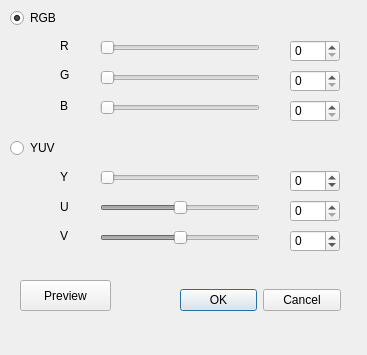
khashab00/ImageEditor, file dialog.ui: the form before one commit.
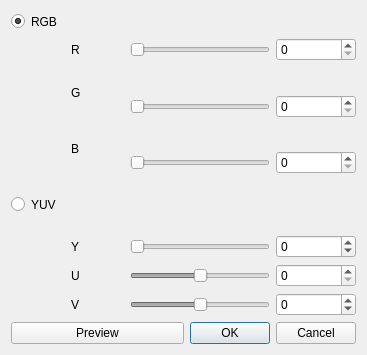
The form after the commit.

What changed in the file:
```diff
--- a/dialog.ui
+++ b/dialog.ui
@@ -19,15 +19,22 @@
   <property name="windowTitle">
    <string>Dialog</string>
   </property>
+  <layout class="QGridLayout" name="gridLayout">
+   <item row="4" column="1" rowspan="2">
+    <widget class="QLabel" name="label_3">
+     <property name="sizePolicy">
+      <sizepolicy hsizetype="Expanding" vsizetype="Expanding">
+       <horstretch>100</horstretch>
+       <verstretch>100</verstretch>
+      </sizepolicy>
+     </property>
+     <property name="text">
+      <string>B</string>
+     </property>
+    </widget>
+   </item>
+   <item row="12" column="3" colspan="2">
   <widget class="QDialogButtonBox" name="buttonBox">
-   <property name="geometry">
-    <rect>
-     <x>180</x>
-     <y>280</y>
-     <width>161</width>
-     <height>41</height>
-    </rect>
-   </property>
    <property name="sizePolicy">
     <sizepolicy hsizetype="Expanding" vsizetype="Expanding">
      <horstretch>100</horstretch>
@@ -41,93 +48,12 @@
     <set>QDialogButtonBox::Cancel|QDialogButtonBox::Ok</set>
    </property>
   </widget>
-  <widget class="QSlider" name="R">
-   <property name="enabled">
-    <bool>false</bool>
-   </property>
-   <property name="geometry">
-    <rect>
-     <x>100</x>
-     <y>40</y>
-     <width>160</width>
-     <height>16</height>
-    </rect>
-   </property>
-   <property name="sizePolicy">
-    <sizepolicy hsizetype="Expanding" vsizetype="Expanding">
-     <horstretch>100</horstretch>
-     <verstretch>100</verstretch>
-    </sizepolicy>
-   </property>
-   <property name="maximum">
-    <number>100</number>
-   </property>
-   <property name="orientation">
-    <enum>Qt::Horizontal</enum>
-   </property>
-  </widget>
-  <widget class="QSlider" name="G">
-   <property name="enabled">
-    <bool>false</bool>
-   </property>
-   <property name="geometry">
-    <rect>
-     <x>100</x>
-     <y>70</y>
-     <width>160</width>
-     <height>16</height>
-    </rect>
-   </property>
-   <property name="sizePolicy">
-    <sizepolicy hsizetype="Expanding" vsizetype="Expanding">
-     <horstretch>100</horstretch>
-     <verstretch>100</verstretch>
-    </sizepolicy>
-   </property>
-   <property name="maximum">
-    <number>100</number>
-   </property>
-   <property name="orientation">
-    <enum>Qt::Horizontal</enum>
-   </property>
-  </widget>
-  <widget class="QSlider" name="B">
-   <property name="enabled">
-    <bool>false</bool>
-   </property>
-   <property name="geometry">
-    <rect>
-     <x>100</x>
-     <y>100</y>
-     <width>160</width>
-     <height>16</height>
-    </rect>
-   </property>
-   <property name="sizePolicy">
-    <sizepolicy hsizetype="Expanding" vsizetype="Expanding">
-     <horstretch>100</horstretch>
-     <verstretch>100</verstretch>
-    </sizepolicy>
-   </property>
-   <property name="maximum">
-    <number>100</number>
-   </property>
-   <property name="orientation">
-    <enum>Qt::Horizontal</enum>
-   </property>
-  </widget>
+   </item>
+   <item row="8" column="2" colspan="2">
   <widget class="QSlider" name="Y">
    <property name="enabled">
     <bool>false</bool>
    </property>
-   <property name="geometry">
-    <rect>
-     <x>100</x>
-     <y>170</y>
-     <width>160</width>
-     <height>16</height>
-    </rect>
-   </property>
    <property name="sizePolicy">
     <sizepolicy hsizetype="Expanding" vsizetype="Expanding">
      <horstretch>100</horstretch>
@@ -144,46 +70,22 @@
     <enum>Qt::Horizontal</enum>
    </property>
   </widget>
-  <widget class="QSlider" name="U">
-   <property name="enabled">
-    <bool>false</bool>
-   </property>
-   <property name="geometry">
-    <rect>
-     <x>100</x>
-     <y>200</y>
-     <width>160</width>
-     <height>16</height>
-    </rect>
-   </property>
+   </item>
+   <item row="5" column="4">
+    <widget class="QSpinBox" name="spinBox_B">
    <property name="sizePolicy">
     <sizepolicy hsizetype="Expanding" vsizetype="Expanding">
      <horstretch>100</horstretch>
      <verstretch>100</verstretch>
     </sizepolicy>
    </property>
-   <property name="minimum">
-    <number>-100</number>
-   </property>
    <property name="maximum">
     <number>100</number>
    </property>
-   <property name="orientation">
-    <enum>Qt::Horizontal</enum>
-   </property>
-  </widget>
-  <widget class="QSlider" name="V">
-   <property name="enabled">
-    <bool>false</bool>
-   </property>
-   <property name="geometry">
-    <rect>
-     <x>100</x>
-     <y>230</y>
-     <width>160</width>
-     <height>16</height>
-    </rect>
-   </property>
+    </widget>
+   </item>
+   <item row="8" column="4">
+    <widget class="QSpinBox" name="spinBox_Y">
    <property name="sizePolicy">
     <sizepolicy hsizetype="Expanding" vsizetype="Expanding">
      <horstretch>100</horstretch>
@@ -196,19 +98,23 @@
    <property name="maximum">
     <number>100</number>
    </property>
-   <property name="orientation">
-    <enum>Qt::Horizontal</enum>
-   </property>
-  </widget>
-  <widget class="QPushButton" name="pushButton">
-   <property name="geometry">
-    <rect>
-     <x>20</x>
-     <y>280</y>
-     <width>91</width>
-     <height>31</height>
-    </rect>
-   </property>
+    </widget>
+   </item>
+   <item row="6" column="0" rowspan="2" colspan="2">
+    <widget class="QRadioButton" name="YUVradioButton">
+     <property name="sizePolicy">
+      <sizepolicy hsizetype="Expanding" vsizetype="Expanding">
+       <horstretch>100</horstretch>
+       <verstretch>100</verstretch>
+      </sizepolicy>
+     </property>
+     <property name="text">
+      <string>YUV</string>
+     </property>
+    </widget>
+   </item>
+   <item row="0" column="0" colspan="2">
+    <widget class="QRadioButton" name="RGBradioButoon">
    <property name="sizePolicy">
     <sizepolicy hsizetype="Expanding" vsizetype="Expanding">
      <horstretch>100</horstretch>
@@ -216,18 +122,15 @@
     </sizepolicy>
    </property>
    <property name="text">
-    <string>Preview</string>
-   </property>
-  </widget>
+      <string>RGB</string>
+     </property>
+     <property name="checked">
+      <bool>true</bool>
+     </property>
+    </widget>
+   </item>
+   <item row="1" column="1">
   <widget class="QLabel" name="label">
-   <property name="geometry">
-    <rect>
-     <x>60</x>
-     <y>30</y>
-     <width>31</width>
-     <height>31</height>
-    </rect>
-   </property>
    <property name="sizePolicy">
     <sizepolicy hsizetype="Expanding" vsizetype="Expanding">
      <horstretch>100</horstretch>
@@ -238,15 +141,35 @@
     <string>R</string>
    </property>
   </widget>
+   </item>
+   <item row="1" column="4">
+    <widget class="QSpinBox" name="spinBox_R">
+     <property name="sizePolicy">
+      <sizepolicy hsizetype="Expanding" vsizetype="Expanding">
+       <horstretch>100</horstretch>
+       <verstretch>100</verstretch>
+      </sizepolicy>
+     </property>
+     <property name="maximum">
+      <number>100</number>
+     </property>
+    </widget>
+   </item>
+   <item row="12" column="0" colspan="3">
+    <widget class="QPushButton" name="pushButton">
+     <property name="sizePolicy">
+      <sizepolicy hsizetype="Expanding" vsizetype="Expanding">
+       <horstretch>100</horstretch>
+       <verstretch>100</verstretch>
+      </sizepolicy>
+     </property>
+     <property name="text">
+      <string>Preview</string>
+     </property>
+    </widget>
+   </item>
+   <item row="2" column="1" rowspan="2">
   <widget class="QLabel" name="label_2">
-   <property name="geometry">
-    <rect>
-     <x>60</x>
-     <y>59</y>
-     <width>31</width>
-     <height>31</height>
-    </rect>
-   </property>
    <property name="sizePolicy">
     <sizepolicy hsizetype="Expanding" vsizetype="Expanding">
      <horstretch>100</horstretch>
@@ -257,53 +180,114 @@
     <string>G</string>
    </property>
   </widget>
-  <widget class="QLabel" name="label_3">
-   <property name="geometry">
-    <rect>
-     <x>60</x>
-     <y>90</y>
-     <width>21</width>
-     <height>31</height>
-    </rect>
-   </property>
+   </item>
+   <item row="9" column="4">
+    <widget class="QSpinBox" name="spinBox_U">
+     <property name="sizePolicy">
+      <sizepolicy hsizetype="Expanding" vsizetype="Expanding">
+       <horstretch>100</horstretch>
+       <verstretch>100</verstretch>
+      </sizepolicy>
+     </property>
+     <property name="maximum">
+      <number>100</number>
+     </property>
+    </widget>
+   </item>
+   <item row="3" column="2" colspan="2">
+    <widget class="QSlider" name="G">
+     <property name="enabled">
+      <bool>false</bool>
+     </property>
    <property name="sizePolicy">
     <sizepolicy hsizetype="Expanding" vsizetype="Expanding">
      <horstretch>100</horstretch>
      <verstretch>100</verstretch>
     </sizepolicy>
    </property>
-   <property name="text">
-    <string>B</string>
-   </property>
-  </widget>
-  <widget class="QLabel" name="label_4">
-   <property name="geometry">
-    <rect>
-     <x>60</x>
-     <y>151</y>
-     <width>21</width>
-     <height>51</height>
-    </rect>
-   </property>
+     <property name="maximum">
+      <number>100</number>
+     </property>
+     <property name="orientation">
+      <enum>Qt::Horizontal</enum>
+     </property>
+    </widget>
+   </item>
+   <item row="3" column="4">
+    <widget class="QSpinBox" name="spinBox_G">
+     <property name="sizePolicy">
+      <sizepolicy hsizetype="Expanding" vsizetype="Expanding">
+       <horstretch>100</horstretch>
+       <verstretch>100</verstretch>
+      </sizepolicy>
+     </property>
+     <property name="maximum">
+      <number>100</number>
+     </property>
+    </widget>
+   </item>
+   <item row="5" column="2" colspan="2">
+    <widget class="QSlider" name="B">
+     <property name="enabled">
+      <bool>false</bool>
+     </property>
    <property name="sizePolicy">
     <sizepolicy hsizetype="Expanding" vsizetype="Expanding">
      <horstretch>100</horstretch>
      <verstretch>100</verstretch>
     </sizepolicy>
    </property>
-   <property name="text">
-    <string>Y</string>
-   </property>
-  </widget>
+     <property name="maximum">
+      <number>100</number>
+     </property>
+     <property name="orientation">
+      <enum>Qt::Horizontal</enum>
+     </property>
+    </widget>
+   </item>
+   <item row="9" column="2" colspan="2">
+    <widget class="QSlider" name="U">
+     <property name="enabled">
+      <bool>false</bool>
+     </property>
+     <property name="sizePolicy">
+      <sizepolicy hsizetype="Expanding" vsizetype="Expanding">
+       <horstretch>100</horstretch>
+       <verstretch>100</verstretch>
+      </sizepolicy>
+     </property>
+     <property name="minimum">
+      <number>-100</number>
+     </property>
+     <property name="maximum">
+      <number>100</number>
+     </property>
+     <property name="orientation">
+      <enum>Qt::Horizontal</enum>
+     </property>
+    </widget>
+   </item>
+   <item row="1" column="2" colspan="2">
+    <widget class="QSlider" name="R">
+     <property name="enabled">
+      <bool>false</bool>
+     </property>
+     <property name="sizePolicy">
+      <sizepolicy hsizetype="Expanding" vsizetype="Expanding">
+       <horstretch>100</horstretch>
+       <verstretch>100</verstretch>
+      </sizepolicy>
+     </property>
+     <property name="maximum">
+      <number>100</number>
+     </property>
+     <property name="orientation">
+      <enum>Qt::Horizontal</enum>
+     </property>
+    </widget>
+   </item>
+   <item row="9" column="1">
   <widget class="QLabel" name="label_5">
-   <property name="geometry">
-    <rect>
-     <x>60</x>
-     <y>191</y>
-     <width>21</width>
-     <height>31</height>
-    </rect>
-   </property>
    <property name="sizePolicy">
     <sizepolicy hsizetype="Expanding" vsizetype="Expanding">
      <horstretch>100</horstretch>
@@ -314,15 +298,9 @@
     <string>U</string>
    </property>
   </widget>
+   </item>
+   <item row="10" column="1">
   <widget class="QLabel" name="label_6">
-   <property name="geometry">
-    <rect>
-     <x>60</x>
-     <y>220</y>
-     <width>21</width>
-     <height>31</height>
-    </rect>
-   </property>
    <property name="sizePolicy">
     <sizepolicy hsizetype="Expanding" vsizetype="Expanding">
      <horstretch>100</horstretch>
@@ -333,113 +311,9 @@
     <string>V</string>
    </property>
   </widget>
-  <widget class="QSpinBox" name="spinBox_R">
-   <property name="geometry">
-    <rect>
-     <x>290</x>
-     <y>40</y>
-     <width>50</width>
-     <height>22</height>
-    </rect>
-   </property>
-   <property name="sizePolicy">
-    <sizepolicy hsizetype="Expanding" vsizetype="Expanding">
-     <horstretch>100</horstretch>
-     <verstretch>100</verstretch>
-    </sizepolicy>
-   </property>
-   <property name="maximum">
-    <number>100</number>
-   </property>
-  </widget>
-  <widget class="QSpinBox" name="spinBox_G">
-   <property name="geometry">
-    <rect>
-     <x>290</x>
-     <y>70</y>
-     <width>50</width>
-     <height>22</height>
-    </rect>
-   </property>
-   <property name="sizePolicy">
-    <sizepolicy hsizetype="Expanding" vsizetype="Expanding">
-     <horstretch>100</horstretch>
-     <verstretch>100</verstretch>
-    </sizepolicy>
-   </property>
-   <property name="maximum">
-    <number>100</number>
-   </property>
-  </widget>
-  <widget class="QSpinBox" name="spinBox_B">
-   <property name="geometry">
-    <rect>
-     <x>290</x>
-     <y>100</y>
-     <width>50</width>
-     <height>22</height>
-    </rect>
-   </property>
-   <property name="sizePolicy">
-    <sizepolicy hsizetype="Expanding" vsizetype="Expanding">
-     <horstretch>100</horstretch>
-     <verstretch>100</verstretch>
-    </sizepolicy>
-   </property>
-   <property name="maximum">
-    <number>100</number>
-   </property>
-  </widget>
-  <widget class="QSpinBox" name="spinBox_Y">
-   <property name="geometry">
-    <rect>
-     <x>290</x>
-     <y>170</y>
-     <width>50</width>
-     <height>22</height>
-    </rect>
-   </property>
-   <property name="sizePolicy">
-    <sizepolicy hsizetype="Expanding" vsizetype="Expanding">
-     <horstretch>100</horstretch>
-     <verstretch>100</verstretch>
-    </sizepolicy>
-   </property>
-   <property name="minimum">
-    <number>-100</number>
-   </property>
-   <property name="maximum">
-    <number>100</number>
-   </property>
-  </widget>
-  <widget class="QSpinBox" name="spinBox_U">
-   <property name="geometry">
-    <rect>
-     <x>290</x>
-     <y>200</y>
-     <width>50</width>
-     <height>22</height>
-    </rect>
-   </property>
-   <property name="sizePolicy">
-    <sizepolicy hsizetype="Expanding" vsizetype="Expanding">
-     <horstretch>100</horstretch>
-     <verstretch>100</verstretch>
-    </sizepolicy>
-   </property>
-   <property name="maximum">
-    <number>100</number>
-   </property>
-  </widget>
+   </item>
+   <item row="10" column="4">
   <widget class="QSpinBox" name="spinBox_V">
-   <property name="geometry">
-    <rect>
-     <x>290</x>
-     <y>230</y>
-     <width>50</width>
-     <height>22</height>
-    </rect>
-   </property>
    <property name="sizePolicy">
     <sizepolicy hsizetype="Expanding" vsizetype="Expanding">
      <horstretch>100</horstretch>
@@ -453,14 +327,11 @@
     <number>100</number>
    </property>
   </widget>
-  <widget class="QRadioButton" name="RGBradioButoon">
-   <property name="geometry">
-    <rect>
-     <x>10</x>
-     <y>10</y>
-     <width>63</width>
-     <height>16</height>
-    </rect>
+   </item>
+   <item row="10" column="2" colspan="2">
+    <widget class="QSlider" name="V">
+     <property name="enabled">
+      <bool>false</bool>
    </property>
    <property name="sizePolicy">
     <sizepolicy hsizetype="Expanding" vsizetype="Expanding">
@@ -468,22 +339,19 @@
      <verstretch>100</verstretch>
     </sizepolicy>
    </property>
-   <property name="text">
-    <string>RGB</string>
-   </property>
-   <property name="checked">
-    <bool>true</bool>
-   </property>
-  </widget>
-  <widget class="QRadioButton" name="YUVradioButton">
-   <property name="geometry">
-    <rect>
-     <x>10</x>
-     <y>140</y>
-     <width>63</width>
-     <height>16</height>
-    </rect>
-   </property>
+     <property name="minimum">
+      <number>-100</number>
+     </property>
+     <property name="maximum">
+      <number>100</number>
+     </property>
+     <property name="orientation">
+      <enum>Qt::Horizontal</enum>
+     </property>
+    </widget>
+   </item>
+   <item row="8" column="1">
+    <widget class="QLabel" name="label_4">
    <property name="sizePolicy">
     <sizepolicy hsizetype="Expanding" vsizetype="Expanding">
      <horstretch>100</horstretch>
@@ -491,9 +359,11 @@
     </sizepolicy>
    </property>
    <property name="text">
-    <string>YUV</string>
-   </property>
-  </widget>
+      <string>Y</string>
+     </property>
+    </widget>
+   </item>
+  </layout>
  </widget>
  <resources/>
  <connections>
```
Lines whose indentation alone changed are shown as unchanged.
